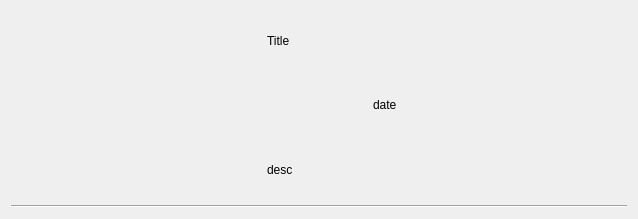
The window that app/ui/article.ui (AlexLaur/TradeHelper) describes before a commit, drawn with Qt 5.
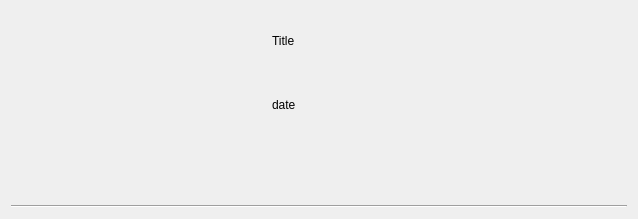
The same window after the commit. Custom widgets are drawn as their Qt base class.

Commit message: Refine Articles

Patch:
```diff
--- a/app/ui/article.ui
+++ b/app/ui/article.ui
@@ -35,8 +35,27 @@
        </property>
       </widget>
      </item>
+     <item>
+      <spacer name="horizontalSpacer">
+       <property name="orientation">
+        <enum>Qt::Horizontal</enum>
+       </property>
+       <property name="sizeType">
+        <enum>QSizePolicy::Fixed</enum>
+       </property>
+       <property name="sizeHint" stdset="0">
+        <size>
+         <width>5</width>
+         <height>20</height>
+        </size>
+       </property>
+      </spacer>
+     </item>
      <item>
       <layout class="QVBoxLayout" name="verticalLayout">
+       <property name="rightMargin">
+        <number>0</number>
+       </property>
        <item>
         <widget class="LabelTitle" name="lb_title">
          <property name="text">
@@ -46,38 +65,47 @@
        </item>
        <item>
         <layout class="QHBoxLayout" name="horizontalLayout_2">
-         <item>
-          <widget class="QLabel" name="lb_compagny">
-           <property name="minimumSize">
-            <size>
-             <width>0</width>
-             <height>25</height>
-            </size>
-           </property>
-           <property name="maximumSize">
-            <size>
-             <width>100</width>
-             <height>16777215</height>
-            </size>
-           </property>
-           <property name="text">
-            <string/>
-           </property>
-          </widget>
-         </item>
+         <property name="spacing">
+          <number>0</number>
+         </property>
          <item>
           <widget class="QLabel" name="lb_date">
            <property name="minimumSize">
             <size>
-             <width>0</width>
+             <width>100</width>
              <height>25</height>
             </size>
            </property>
+           <property name="maximumSize">
+            <size>
+             <width>100</width>
+             <height>16777215</height>
+            </size>
+           </property>
            <property name="text">
             <string>date</string>
            </property>
           </widget>
          </item>
+         <item>
+          <widget class="QLabel" name="lb_compagny">
+           <property name="minimumSize">
+            <size>
+             <width>0</width>
+             <height>25</height>
+            </size>
+           </property>
+           <property name="maximumSize">
+            <size>
+             <width>16777215</width>
+             <height>16777215</height>
+            </size>
+           </property>
+           <property name="text">
+            <string/>
+           </property>
+          </widget>
+         </item>
         </layout>
        </item>
        <item>
@@ -89,7 +117,7 @@
           </size>
          </property>
          <property name="text">
-          <string>desc</string>
+          <string/>
          </property>
         </widget>
        </item>
```
The commit also changes 8 other files.
